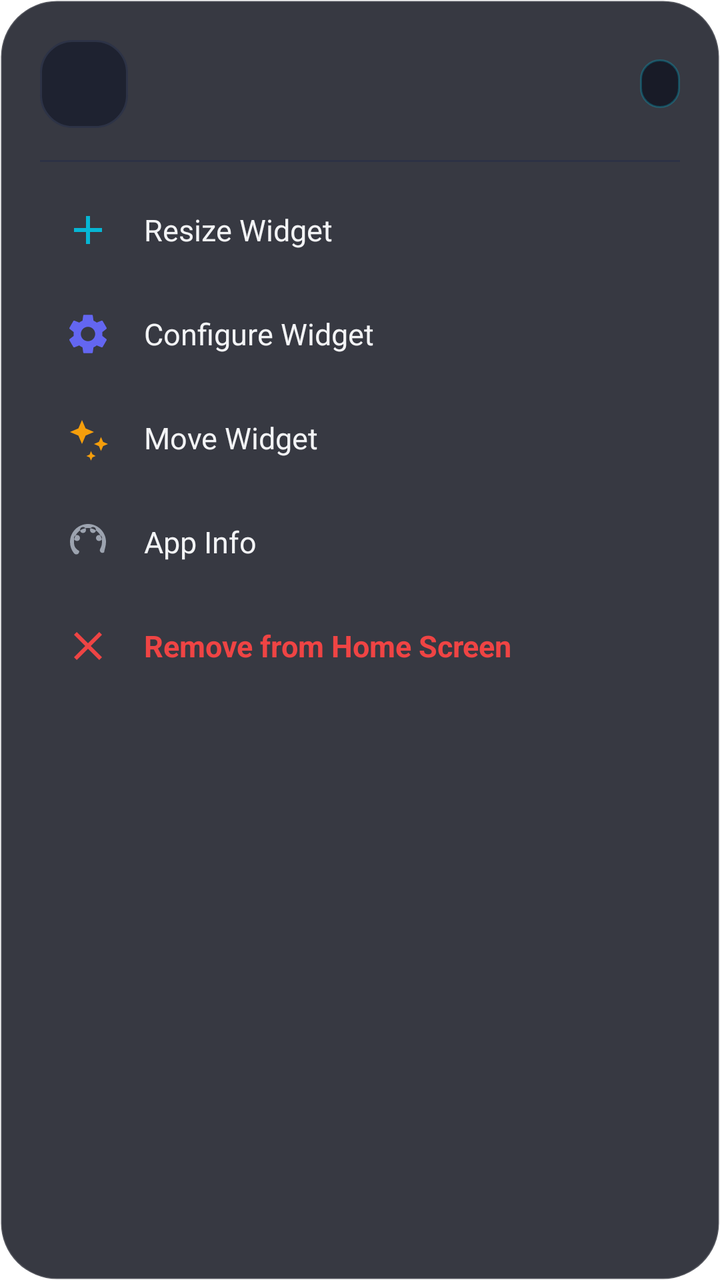
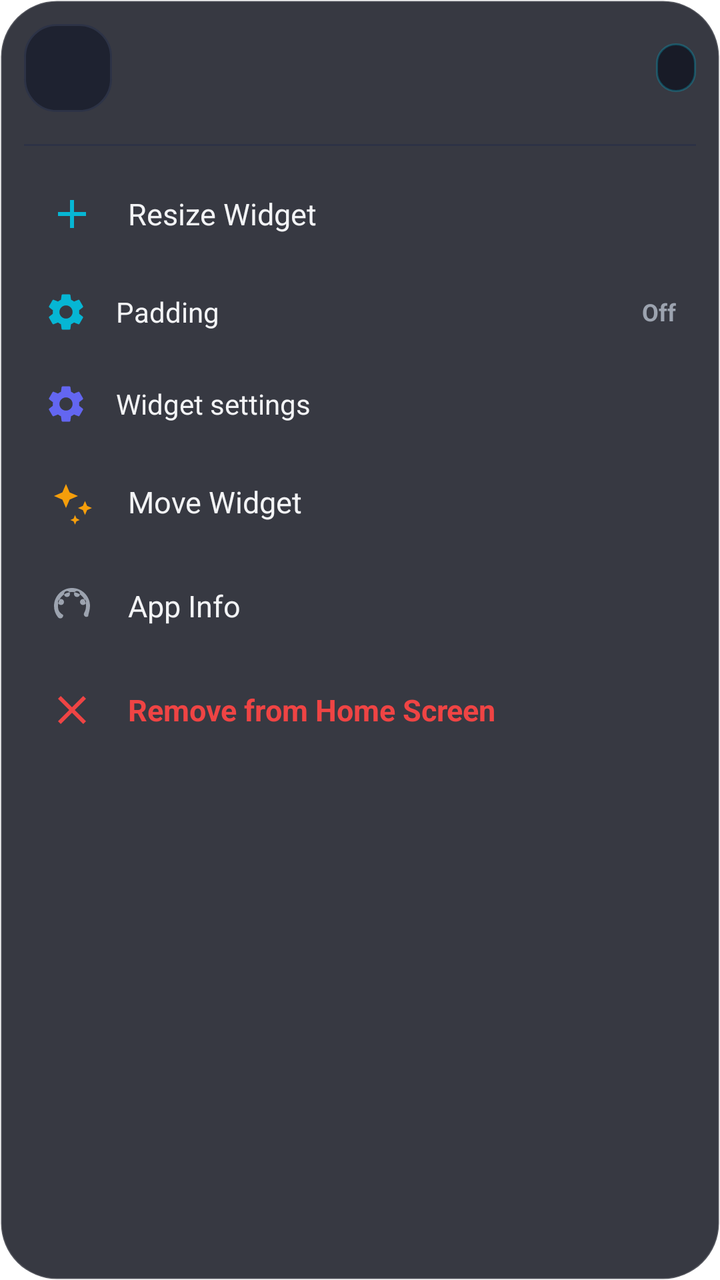

An Android layout rendered at two revisions. The XML below is the earlier revision; the diff shows what the commit changed to produce the second picture.
<!-- AndroidManifest.xml: application theme Theme.LauncherAI -->
<!-- res/layout/dialog_widget_actions.xml -->
<?xml version="1.0" encoding="utf-8"?>
<LinearLayout xmlns:android="http://schemas.android.com/apk/res/android"
    xmlns:app="http://schemas.android.com/apk/res-auto"
    android:layout_width="match_parent"
    android:layout_height="wrap_content"
    android:orientation="vertical"
    android:background="@drawable/bg_dock_glass"
    android:padding="20dp">

    
    <LinearLayout
        android:layout_width="match_parent"
        android:layout_height="wrap_content"
        android:orientation="horizontal"
        android:gravity="center_vertical"
        android:paddingBottom="16dp">

        <ImageView
            android:id="@+id/ivWidgetActionIcon"
            android:layout_width="44dp"
            android:layout_height="44dp"
            android:background="@drawable/bg_card_rounded"
            android:padding="4dp"
            android:scaleType="fitCenter" />

        <LinearLayout
            android:layout_width="0dp"
            android:layout_height="wrap_content"
            android:layout_weight="1"
            android:layout_marginStart="14dp"
            android:orientation="vertical">

            <TextView
                android:id="@+id/tvWidgetActionTitle"
                android:layout_width="wrap_content"
                android:layout_height="wrap_content"
                android:textColor="@color/text_primary"
                android:textSize="16sp"
                android:textStyle="bold" />

            <TextView
                android:id="@+id/tvWidgetActionSubtitle"
                android:layout_width="wrap_content"
                android:layout_height="wrap_content"
                android:layout_marginTop="2dp"
                android:textColor="@color/text_secondary"
                android:textSize="13sp" />
        </LinearLayout>

        <TextView
            android:id="@+id/tvWidgetActionSpanBadge"
            android:layout_width="wrap_content"
            android:layout_height="wrap_content"
            android:background="@drawable/bg_widget_resize_badge"
            android:paddingStart="10dp"
            android:paddingEnd="10dp"
            android:paddingTop="4dp"
            android:paddingBottom="4dp"
            android:textColor="@color/accent_cyan"
            android:textSize="12sp"
            android:textStyle="bold" />

    </LinearLayout>

    <View
        android:layout_width="match_parent"
        android:layout_height="1dp"
        android:background="@color/divider"
        android:layout_marginBottom="8dp" />

    
    <LinearLayout
        android:id="@+id/actionResizeWidget"
        android:layout_width="match_parent"
        android:layout_height="52dp"
        android:background="?attr/selectableItemBackground"
        android:clickable="true"
        android:focusable="true"
        android:gravity="center_vertical"
        android:orientation="horizontal"
        android:paddingStart="12dp"
        android:paddingEnd="12dp">

        <ImageView
            android:layout_width="24dp"
            android:layout_height="24dp"
            android:src="@drawable/ic_plus"
            app:tint="@color/accent_cyan" />

        <TextView
            android:layout_width="wrap_content"
            android:layout_height="wrap_content"
            android:layout_marginStart="16dp"
            android:text="Resize Widget"
            android:textColor="@color/text_primary"
            android:textSize="15sp" />
    </LinearLayout>

    
    <LinearLayout
        android:id="@+id/actionConfigureWidget"
        android:layout_width="match_parent"
        android:layout_height="52dp"
        android:background="?attr/selectableItemBackground"
        android:clickable="true"
        android:focusable="true"
        android:gravity="center_vertical"
        android:orientation="horizontal"
        android:paddingStart="12dp"
        android:paddingEnd="12dp">

        <ImageView
            android:layout_width="24dp"
            android:layout_height="24dp"
            android:src="@drawable/ic_settings"
            app:tint="@color/accent_primary" />

        <TextView
            android:layout_width="wrap_content"
            android:layout_height="wrap_content"
            android:layout_marginStart="16dp"
            android:text="Configure Widget"
            android:textColor="@color/text_primary"
            android:textSize="15sp" />
    </LinearLayout>

    
    <LinearLayout
        android:id="@+id/actionMoveWidget"
        android:layout_width="match_parent"
        android:layout_height="52dp"
        android:background="?attr/selectableItemBackground"
        android:clickable="true"
        android:focusable="true"
        android:gravity="center_vertical"
        android:orientation="horizontal"
        android:paddingStart="12dp"
        android:paddingEnd="12dp">

        <ImageView
            android:layout_width="24dp"
            android:layout_height="24dp"
            android:src="@drawable/ic_sparkle_ai"
            app:tint="@color/accent_amber" />

        <TextView
            android:layout_width="wrap_content"
            android:layout_height="wrap_content"
            android:layout_marginStart="16dp"
            android:text="Move Widget"
            android:textColor="@color/text_primary"
            android:textSize="15sp" />
    </LinearLayout>

    
    <LinearLayout
        android:id="@+id/actionAppInfo"
        android:layout_width="match_parent"
        android:layout_height="52dp"
        android:background="?attr/selectableItemBackground"
        android:clickable="true"
        android:focusable="true"
        android:gravity="center_vertical"
        android:orientation="horizontal"
        android:paddingStart="12dp"
        android:paddingEnd="12dp">

        <ImageView
            android:layout_width="24dp"
            android:layout_height="24dp"
            android:src="@drawable/ic_settings_look_feel"
            app:tint="@color/text_secondary" />

        <TextView
            android:layout_width="wrap_content"
            android:layout_height="wrap_content"
            android:layout_marginStart="16dp"
            android:text="App Info"
            android:textColor="@color/text_primary"
            android:textSize="15sp" />
    </LinearLayout>

    
    <LinearLayout
        android:id="@+id/actionRemoveWidget"
        android:layout_width="match_parent"
        android:layout_height="52dp"
        android:background="?attr/selectableItemBackground"
        android:clickable="true"
        android:focusable="true"
        android:gravity="center_vertical"
        android:orientation="horizontal"
        android:paddingStart="12dp"
        android:paddingEnd="12dp">

        <ImageView
            android:layout_width="24dp"
            android:layout_height="24dp"
            android:src="@drawable/ic_clear"
            app:tint="@color/status_red" />

        <TextView
            android:layout_width="wrap_content"
            android:layout_height="wrap_content"
            android:layout_marginStart="16dp"
            android:text="Remove from Home Screen"
            android:textColor="@color/status_red"
            android:textSize="15sp"
            android:textStyle="bold" />
    </LinearLayout>

</LinearLayout>
<!-- resources referenced by this layout -->
<resources>
  <color name="accent_amber">#F59E0B</color>
  <color name="accent_cyan">#06B6D4</color>
  <color name="accent_primary">#6366F1</color>
  <color name="divider">#2D3245</color>
  <color name="status_red">#EF4444</color>
  <color name="text_primary">#F3F4F6</color>
  <color name="text_secondary">#9CA3AF</color>
  <!-- drawable bg_card_rounded (drawable) -->
  <?xml version="1.0" encoding="utf-8"?>
  <shape xmlns:android="http://schemas.android.com/apk/res/android"
      android:shape="rectangle">
      <corners android:radius="16dp" />
      <solid android:color="@color/card_bg" />
      <stroke
          android:width="1dp"
          android:color="@color/card_stroke" />
  </shape>
  <!-- drawable bg_dock_glass (drawable) -->
  <?xml version="1.0" encoding="utf-8"?>
  <shape xmlns:android="http://schemas.android.com/apk/res/android"
      android:shape="rectangle">
      <corners android:radius="28dp" />
      <solid android:color="@color/bg_dock" />
      <stroke
          android:width="1dp"
          android:color="#26FFFFFF" />
  </shape>
  <!-- drawable bg_widget_resize_badge (drawable) -->
  <?xml version="1.0" encoding="utf-8"?>
  <shape xmlns:android="http://schemas.android.com/apk/res/android"
      android:shape="rectangle">
      <solid android:color="#E6151824" />
      <stroke
          android:width="1dp"
          android:color="#4D06B6D4" />
      <corners android:radius="20dp" />
  </shape>
  <!-- drawable ic_clear (drawable) -->
  <vector xmlns:android="http://schemas.android.com/apk/res/android"
      android:width="24dp"
      android:height="24dp"
      android:viewportWidth="24"
      android:viewportHeight="24">
      <path
          android:fillColor="#FFFFFFFF"
          android:pathData="M19,6.41L17.59,5 12,10.59 6.41,5 5,6.41 10.59,12 5,17.59 6.41,19 12,13.41 17.59,19 19,17.59 13.41,12z"/>
  </vector>
  <!-- drawable ic_plus (drawable) -->
  <vector xmlns:android="http://schemas.android.com/apk/res/android"
      android:width="24dp"
      android:height="24dp"
      android:viewportWidth="24"
      android:viewportHeight="24">
      <path
          android:fillColor="@color/nova_text_brown_primary"
          android:pathData="M19,13h-6v6h-2v-6H5v-2h6V5h2v6h6v2z"/>
  </vector>
  <!-- drawable ic_sparkle_ai (drawable) -->
  <vector xmlns:android="http://schemas.android.com/apk/res/android"
      android:width="24dp"
      android:height="24dp"
      android:viewportWidth="24"
      android:viewportHeight="24">
      <path
          android:fillColor="#FFFFFFFF"
          android:pathData="M9,3l1.8,4.2L15,9l-4.2,1.8L9,15l-1.8,-4.2L3,9l4.2,-1.8L9,3zm9.5,8.5l1.05,2.45L22,15l-2.45,1.05L18.5,18.5l-1.05,-2.45L15,15l2.45,-1.05L18.5,11.5zm-5,7l0.7,1.63L15.83,21l-1.63,0.7L13.5,23.33l-0.7,-1.63L11.17,21l1.63,-0.7L13.5,18.5z"/>
  </vector>
  <style name="Theme.LauncherAI" parent="Base.Theme.LauncherAI" />
  <color name="card_bg">#1E2230</color>
  <color name="card_stroke">#2D3346</color>
  <color name="bg_dock">#D9141721</color>
  <color name="nova_text_brown_primary">#231A18</color>
  <style name="Base.Theme.LauncherAI" parent="Theme.Material3.DayNight.NoActionBar">
          <item name="android:windowBackground">@android:color/transparent</item>
          <item name="android:windowShowWallpaper">true</item>
          <item name="android:statusBarColor">@android:color/transparent</item>
          <item name="android:navigationBarColor">@android:color/transparent</item>
          <item name="android:windowDrawsSystemBarBackgrounds">true</item>
      </style>
  <!-- unchanged entries left out for length: 2 -->
</resources>

<!-- the commit's change to res/layout/dialog_widget_actions.xml (unified diff, before → after) -->
@@ -1,11 +1,12 @@
 <?xml version="1.0" encoding="utf-8"?>
 <LinearLayout xmlns:android="http://schemas.android.com/apk/res/android"
     xmlns:app="http://schemas.android.com/apk/res-auto"
-    android:layout_width="match_parent"
+    android:id="@+id/widgetPopupContainer"
+    android:layout_width="256dp"
     android:layout_height="wrap_content"
     android:orientation="vertical"
     android:background="@drawable/bg_dock_glass"
-    android:padding="20dp">
+    android:padding="12dp">
 
     
     <LinearLayout
@@ -98,30 +99,68 @@
 
     
     <LinearLayout
+        android:id="@+id/actionTogglePadding"
+        android:layout_width="match_parent"
+        android:layout_height="46dp"
+        android:background="?attr/selectableItemBackground"
+        android:clickable="true"
+        android:focusable="true"
+        android:gravity="center_vertical"
+        android:orientation="horizontal"
+        android:paddingStart="10dp"
+        android:paddingEnd="10dp">
+
+        <ImageView
+            android:layout_width="22dp"
+            android:layout_height="22dp"
+            android:src="@drawable/ic_settings"
+            app:tint="@color/accent_cyan" />
+
+        <TextView
+            android:layout_width="0dp"
+            android:layout_height="wrap_content"
+            android:layout_weight="1"
+            android:layout_marginStart="14dp"
+            android:text="Padding"
+            android:textColor="@color/text_primary"
+            android:textSize="14sp" />
+
+        <TextView
+            android:id="@+id/tvPaddingStatus"
+            android:layout_width="wrap_content"
+            android:layout_height="wrap_content"
+            android:text="Off"
+            android:textColor="@color/text_secondary"
+            android:textSize="12sp"
+            android:textStyle="bold" />
+    </LinearLayout>
+
+    
+    <LinearLayout
         android:id="@+id/actionConfigureWidget"
         android:layout_width="match_parent"
-        android:layout_height="52dp"
-        android:background="?attr/selectableItemBackground"
-        android:clickable="true"
-        android:focusable="true"
-        android:gravity="center_vertical"
-        android:orientation="horizontal"
-        android:paddingStart="12dp"
-        android:paddingEnd="12dp">
-
-        <ImageView
-            android:layout_width="24dp"
-            android:layout_height="24dp"
+        android:layout_height="46dp"
+        android:background="?attr/selectableItemBackground"
+        android:clickable="true"
+        android:focusable="true"
+        android:gravity="center_vertical"
+        android:orientation="horizontal"
+        android:paddingStart="10dp"
+        android:paddingEnd="10dp">
+
+        <ImageView
+            android:layout_width="22dp"
+            android:layout_height="22dp"
             android:src="@drawable/ic_settings"
             app:tint="@color/accent_primary" />
 
         <TextView
             android:layout_width="wrap_content"
             android:layout_height="wrap_content"
-            android:layout_marginStart="16dp"
-            android:text="Configure Widget"
-            android:textColor="@color/text_primary"
-            android:textSize="15sp" />
+            android:layout_marginStart="14dp"
+            android:text="Widget settings"
+            android:textColor="@color/text_primary"
+            android:textSize="14sp" />
     </LinearLayout>
 
     
